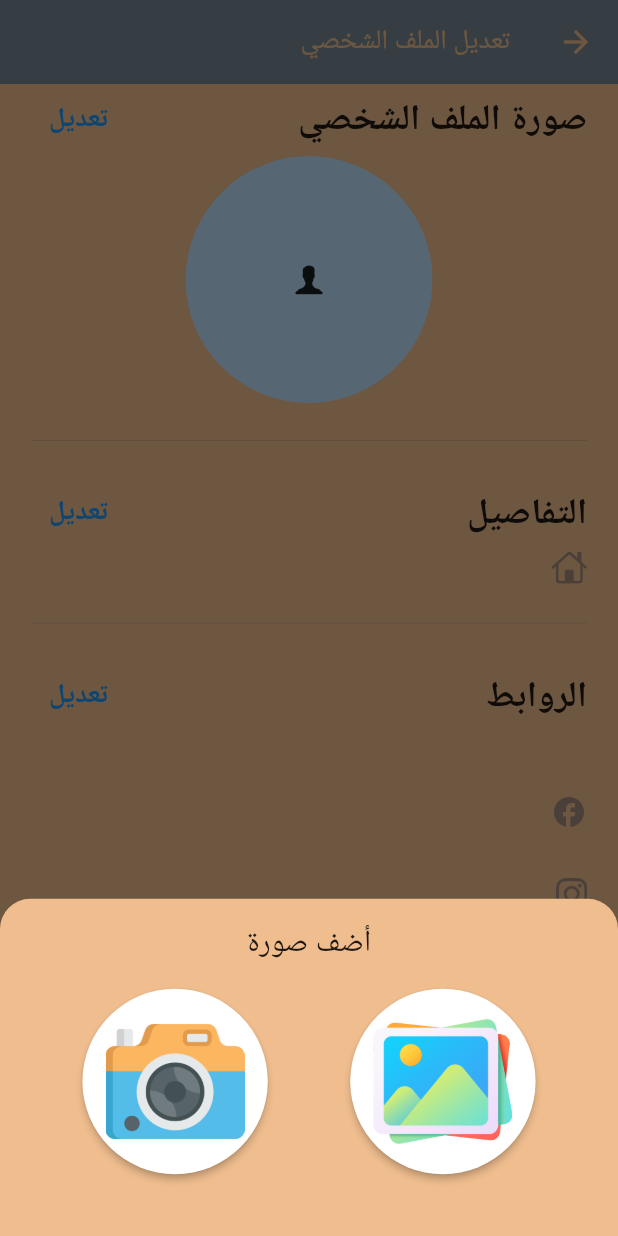
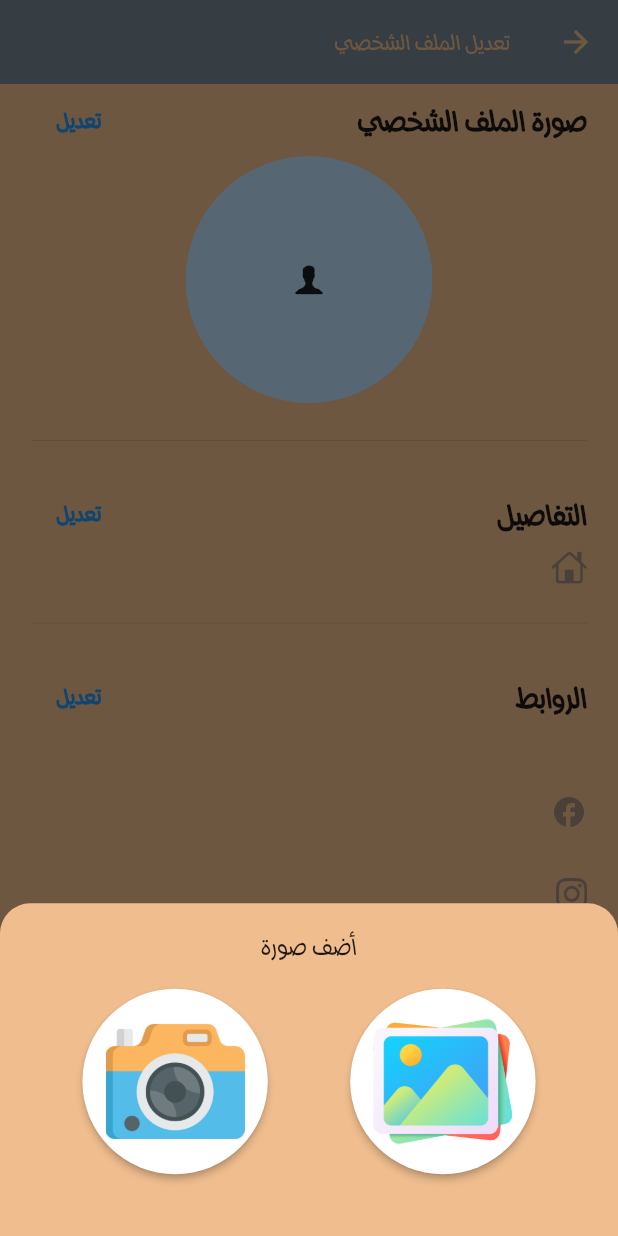
Before and after one commit to osamaOmran1917/Find-Me, a Flutter app: the ManageAcc screen opened by its route, after a tap on "تعديل", on a phone screen of 412 x 824 dp. Run offline on Flutter 3.47's test engine with Material 2 defaults, Android fonts, the phone set to English and light mode, and no system bars; drawn by our look-alikes of cached_network_image; our stand-ins replace bottom_navy_bar, calendar_timeline, cloud_firestore, emoji_picker_flutter, firebase_auth, firebase_core and 8 more; missing offline and left inert: flutter_animator, flutter_notification_channel; accounts and stored records are empty; generated files the repository leaves out were written again; network calls fail.

Commit message:
Text Font Family Changed In Some Screens ✔

```diff
--- a/lib/ui/home/home_side_menu/contact_us/contact_us_screen.dart
+++ b/lib/ui/home/home_side_menu/contact_us/contact_us_screen.dart
@@ -14,7 +14,9 @@ class ContactUs extends StatelessWidget {
     return Scaffold(
       body: Center(
         child: Text(
-            '${AppLocalizations.of(context)!.whats} ${and} ${AppLocalizations.of(context)!.calls}: ${number}'),
+          '${AppLocalizations.of(context)!.whats} ${and} ${AppLocalizations.of(context)!.calls}: ${number}',
+          style: TextStyle(fontFamily: 'Arabic'),
+        ),
       ),
     );
   }
--- a/lib/ui/home/home_side_menu/manage_acc/manage_acc_screen.dart
+++ b/lib/ui/home/home_side_menu/manage_acc/manage_acc_screen.dart
@@ -30,7 +30,10 @@ class _ManageAccState extends State<ManageAcc> {
     var settingsProvider = Provider.of<SettingsProvider>(context);
     return Scaffold(
       appBar: AppBar(
-        title: Text(AppLocalizations.of(context)!.editProfile),
+        title: Text(
+          AppLocalizations.of(context)!.editProfile,
+          style: TextStyle(fontFamily: 'Arabic'),
+        ),
         centerTitle: false,
         shape: InputBorder.none,
       ),
@@ -46,19 +49,15 @@ class _ManageAccState extends State<ManageAcc> {
                 children: [
                   Text(
                     AppLocalizations.of(context)!.profilePic,
-                    style: Theme.of(context)
-                        .textTheme
-                        .headline5
-                        ?.copyWith(fontWeight: FontWeight.bold),
+                    style: Theme.of(context).textTheme.headline5?.copyWith(
+                        fontWeight: FontWeight.bold, fontFamily: 'Arabic'),
                   ),
                   TextButton(
                       onPressed: () => _showBottomSheet(),
                       child: Text(
                         AppLocalizations.of(context)!.edit,
-                        style: Theme.of(context)
-                            .textTheme
-                            .bodyText1
-                            ?.copyWith(color: Colors.blue),
+                        style: Theme.of(context).textTheme.bodyText1?.copyWith(
+                            color: Colors.blue, fontFamily: 'Arabic'),
                       ))
                 ],
               ),
@@ -103,10 +102,8 @@ class _ManageAccState extends State<ManageAcc> {
                 children: [
                   Text(
                     AppLocalizations.of(context)!.details,
-                    style: Theme.of(context)
-                        .textTheme
-                        .headline5
-                        ?.copyWith(fontWeight: FontWeight.bold),
+                    style: Theme.of(context).textTheme.headline5?.copyWith(
+                        fontWeight: FontWeight.bold, fontFamily: 'Arabic'),
                   ),
                   TextButton(
                       onPressed: () {
@@ -116,7 +113,10 @@ class _ManageAccState extends State<ManageAcc> {
                               controller: addressController,
                               decoration: InputDecoration(
                                 labelText: 'Address',
-                                  hintText: 'eg. Benha-Al-Qalubia'),
+                                labelStyle: TextStyle(fontFamily: 'Arabic'),
+                                hintStyle: TextStyle(fontFamily: 'Arabic'),
+                                hintText: 'eg. Benha-Al-Qalubia',
+                              ),
                             ), posAction: () {
                           if (addressController.text.trim().toString() ==
                                   null ||
@@ -135,10 +135,8 @@ class _ManageAccState extends State<ManageAcc> {
                       },
                       child: Text(
                         AppLocalizations.of(context)!.edit,
-                        style: Theme.of(context)
-                            .textTheme
-                            .bodyText1
-                            ?.copyWith(color: Colors.blue),
+                        style: Theme.of(context).textTheme.bodyText1?.copyWith(
+                            color: Colors.blue, fontFamily: 'Arabic'),
                       ))
                 ],
               ),
@@ -153,9 +151,12 @@ class _ManageAccState extends State<ManageAcc> {
                   SizedBox(
                     width: MediaQuery.of(context).size.width * .045,
                   ),
-                  Text(SharedData.user?.gov ??
+                  Text(
+                    SharedData.user?.gov ??
                         MyDataBase.me.gov ??
-                      AppLocalizations.of(context)!.whereDoYouLive)
+                        AppLocalizations.of(context)!.whereDoYouLive,
+                    style: TextStyle(fontFamily: 'Arabic'),
+                  )
                 ],
               ),
               Container(
@@ -172,19 +173,15 @@ class _ManageAccState extends State<ManageAcc> {
                 children: [
                   Text(
                     AppLocalizations.of(context)!.links,
-                    style: Theme.of(context)
-                        .textTheme
-                        .headline5
-                        ?.copyWith(fontWeight: FontWeight.bold),
+                    style: Theme.of(context).textTheme.headline5?.copyWith(
+                        fontWeight: FontWeight.bold, fontFamily: 'Arabic'),
                   ),
                   TextButton(
                       onPressed: () {},
                       child: Text(
                         AppLocalizations.of(context)!.edit,
-                        style: Theme.of(context)
-                            .textTheme
-                            .bodyText1
-                            ?.copyWith(color: Colors.blue),
+                        style: Theme.of(context).textTheme.bodyText1?.copyWith(
+                            color: Colors.blue, fontFamily: 'Arabic'),
                       ))
                 ],
               ),
@@ -203,8 +200,11 @@ class _ManageAccState extends State<ManageAcc> {
                     width: MediaQuery.of(context).size.width * .045,
                   ),
                   TextButton(
-                    child: Text(SharedData.user?.facebook ??
-                        AppLocalizations.of(context)!.addYourFaceBook),
+                    child: Text(
+                      SharedData.user?.facebook ??
+                          AppLocalizations.of(context)!.addYourFaceBook,
+                      style: TextStyle(fontFamily: 'Arabic'),
+                    ),
                     onPressed: () {
                       showWidget(
                           context,
@@ -212,7 +212,7 @@ class _ManageAccState extends State<ManageAcc> {
                             controller: fbController,
                             decoration: InputDecoration(
                                 labelText: 'Facebook',
-                            ),
+                                labelStyle: TextStyle(fontFamily: 'Arabic')),
                           ), posAction: () {
                         if (fbController.text.trim().toString() == null ||
                             addressController.text.trim().toString().isEmpty)
@@ -246,8 +246,11 @@ class _ManageAccState extends State<ManageAcc> {
                   SizedBox(
                     width: MediaQuery.of(context).size.width * .045,
                   ),
-                  Text(SharedData.user?.instagram ??
-                      AppLocalizations.of(context)!.addYourInstagram)
+                  Text(
+                    SharedData.user?.instagram ??
+                        AppLocalizations.of(context)!.addYourInstagram,
+                    style: TextStyle(fontFamily: 'Arabic'),
+                  )
                 ],
               ),
               SizedBox(
@@ -265,8 +268,11 @@ class _ManageAccState extends State<ManageAcc> {
                   SizedBox(
                     width: MediaQuery.of(context).size.width * .045,
                   ),
-                  Text(SharedData.user?.phoneNumber ??
-                      AppLocalizations.of(context)!.addYourWhatsApp)
+                  Text(
+                    SharedData.user?.phoneNumber ??
+                        AppLocalizations.of(context)!.addYourWhatsApp,
+                    style: TextStyle(fontFamily: 'Arabic'),
+                  )
                 ],
               )
             ],
@@ -288,7 +294,10 @@ class _ManageAccState extends State<ManageAcc> {
             children: [
               Text(
                 AppLocalizations.of(context)!.pickAPicture,
-                style: TextStyle(fontSize: 20, fontWeight: FontWeight.w500),
+                style: TextStyle(
+                    fontSize: 20,
+                    fontWeight: FontWeight.w500,
+                    fontFamily: 'Arabic'),
                 textAlign: TextAlign.center,
               ),
               SizedBox(
```
Also changed, not shown: lib/helpers/dialog_utils.dart (+13 -7 lines), lib/ui/home/dashboard_tab/dashboard.dart (+22 -11 lines), lib/ui/home/home_side_menu/home_side_menu.dart (+18 -5 lines), lib/ui/home/latest_missing_tab/chat/chat_room.dart (+8 -3 lines), lib/ui/home/latest_missing_tab/chat/chats_screen.dart (+29 -8 lines), lib/ui/home/latest_missing_tab/insert_lost_person_screen/insert_lost_person_screen.dart (+39 -11 lines), pubspec.yaml (+6 -6 lines), assets/fonts/QWxuYXNlZWItUmVndWxhci5vdGYxNjU2NDg4NDM5ODI3.otf (added), lib/ui/home/home_side_menu/home_side_menu_viewModel.dart (line endings or trailing spaces). Lines whose indentation alone changed are shown as unchanged.
